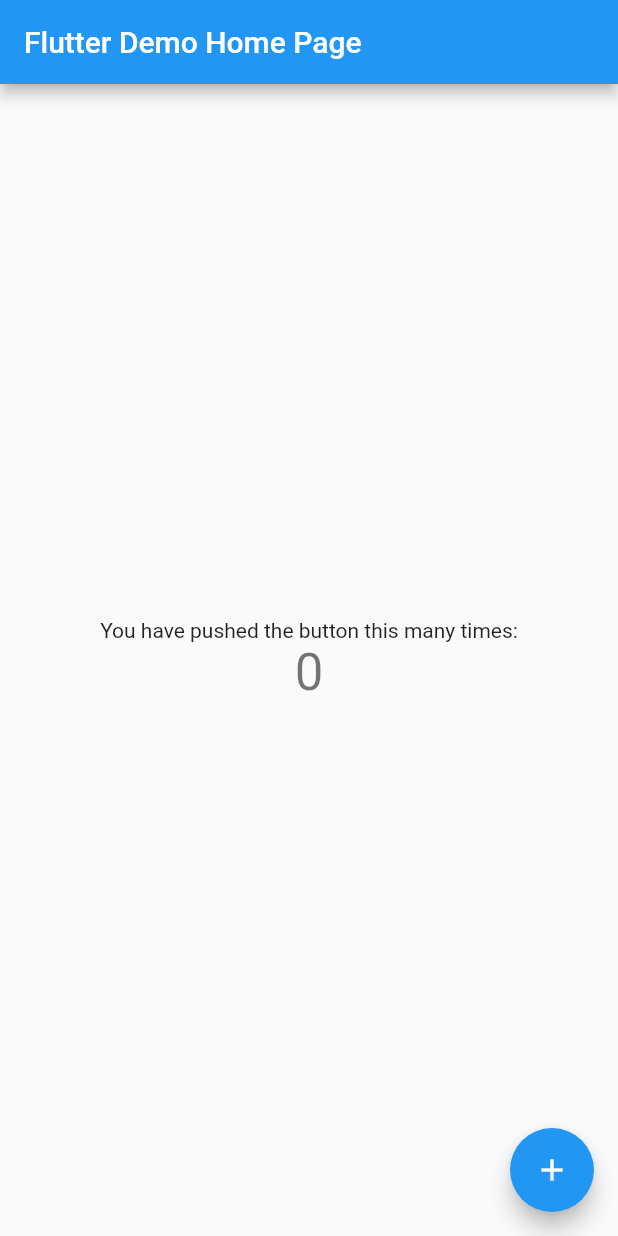
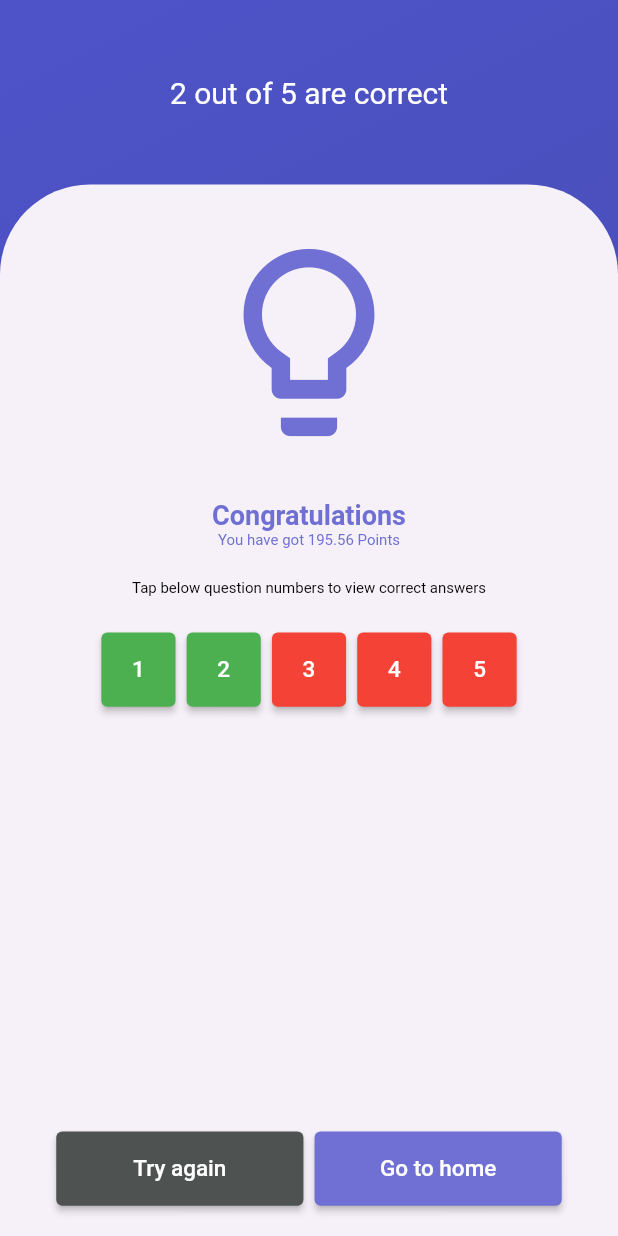
Before and after one commit to shalabycr7/quizzy_land, a Flutter app: the screen it shows after launch, on a phone screen of 412 x 824 dp. Run offline on Flutter 3.47's test engine with Material 2 defaults, Android fonts, the light colour scheme and no system bars.

Commit message:
review screen

```diff
--- /dev/null
+++ b/lib/gradient_decoration.dart
@@ -0,0 +1,12 @@
+import 'package:flutter/material.dart';
+
+BoxDecoration blueGradient = const BoxDecoration(
+  gradient: LinearGradient(
+    begin: Alignment.topLeft,
+    end: Alignment.bottomRight,
+    colors: [
+      Color.fromARGB(255, 78, 84, 200),
+      Color.fromARGB(255, 67, 72, 169),
+    ],
+  ),
+);
--- a/lib/main.dart
+++ b/lib/main.dart
@@ -1,115 +1,19 @@
 import 'package:flutter/material.dart';
+import 'package:flutter_application_33/screen/reviewscreen.dart';
 
 void main() {
-  runApp(const MyApp());
+  runApp(const myapp());
 }
 
-class MyApp extends StatelessWidget {
-  const MyApp({super.key});
+// ignore: depend_on_referenced_packages
 
-  // This widget is the root of your application.
+class myapp extends StatelessWidget {
+  const myapp({super.key});
+
   @override
   Widget build(BuildContext context) {
     return MaterialApp(
-      title: 'Flutter Demo',
-      theme: ThemeData(
-        // This is the theme of your application.
-        //
-        // Try running your application with "flutter run". You'll see the
-        // application has a blue toolbar. Then, without quitting the app, try
-        // changing the primarySwatch below to Colors.green and then invoke
-        // "hot reload" (press "r" in the console where you ran "flutter run",
-        // or simply save your changes to "hot reload" in a Flutter IDE).
-        // Notice that the counter didn't reset back to zero; the application
-        // is not restarted.
-        primarySwatch: Colors.blue,
-      ),
-      home: const MyHomePage(title: 'Flutter Demo Home Page'),
+      home: ReviewScreen(),
     );
   }
 }
-
-class MyHomePage extends StatefulWidget {
-  const MyHomePage({super.key, required this.title});
-
-  // This widget is the home page of your application. It is stateful, meaning
-  // that it has a State object (defined below) that contains fields that affect
-  // how it looks.
-
-  // This class is the configuration for the state. It holds the values (in this
-  // case the title) provided by the parent (in this case the App widget) and
-  // used by the build method of the State. Fields in a Widget subclass are
-  // always marked "final".
-
-  final String title;
-
-  @override
-  State<MyHomePage> createState() => _MyHomePageState();
-}
-
-class _MyHomePageState extends State<MyHomePage> {
-  int _counter = 0;
-
-  void _incrementCounter() {
-    setState(() {
-      // This call to setState tells the Flutter framework that something has
-      // changed in this State, which causes it to rerun the build method below
-      // so that the display can reflect the updated values. If we changed
-      // _counter without calling setState(), then the build method would not be
-      // called again, and so nothing would appear to happen.
-      _counter++;
-    });
-  }
-
-  @override
-  Widget build(BuildContext context) {
-    // This method is rerun every time setState is called, for instance as done
-    // by the _incrementCounter method above.
-    //
-    // The Flutter framework has been optimized to make rerunning build methods
-    // fast, so that you can just rebuild anything that needs updating rather
-    // than having to individually change instances of widgets.
-    return Scaffold(
-      appBar: AppBar(
-        // Here we take the value from the MyHomePage object that was created by
-        // the App.build method, and use it to set our appbar title.
-        title: Text(widget.title),
-      ),
-      body: Center(
-        // Center is a layout widget. It takes a single child and positions it
-        // in the middle of the parent.
-        child: Column(
-          // Column is also a layout widget. It takes a list of children and
-          // arranges them vertically. By default, it sizes itself to fit its
-          // children horizontally, and tries to be as tall as its parent.
-          //
-          // Invoke "debug painting" (press "p" in the console, choose the
-          // "Toggle Debug Paint" action from the Flutter Inspector in Android
-          // Studio, or the "Toggle Debug Paint" command in Visual Studio Code)
-          // to see the wireframe for each widget.
-          //
-          // Column has various properties to control how it sizes itself and
-          // how it positions its children. Here we use mainAxisAlignment to
-          // center the children vertically; the main axis here is the vertical
-          // axis because Columns are vertical (the cross axis would be
-          // horizontal).
-          mainAxisAlignment: MainAxisAlignment.center,
-          children: <Widget>[
-            const Text(
-              'You have pushed the button this many times:',
-            ),
-            Text(
-              '$_counter',
-              style: Theme.of(context).textTheme.headlineMedium,
-            ),
-          ],
-        ),
-      ),
-      floatingActionButton: FloatingActionButton(
-        onPressed: _incrementCounter,
-        tooltip: 'Increment',
-        child: const Icon(Icons.add),
-      ), // This trailing comma makes auto-formatting nicer for build methods.
-    );
-  }
-}
--- /dev/null
+++ b/lib/screen/reviewscreen.dart
@@ -0,0 +1,277 @@
+import 'package:flutter/material.dart';
+
+class ReviewScreen extends StatelessWidget {
+  const ReviewScreen({super.key});
+
+  @override
+  Widget build(BuildContext context) {
+    // TODO: implement build
+    return SafeArea(
+        child: Scaffold(
+            body: Container(
+                decoration: BoxDecoration(
+                  gradient: LinearGradient(
+                    begin: Alignment.topLeft,
+                    end: Alignment.bottomRight,
+                    colors: [
+                      Color.fromARGB(255, 78, 84, 200),
+                      Color.fromARGB(255, 67, 72, 169),
+                    ],
+                  ),
+                ),
+                child: Column(
+                  children: [
+                    Padding(
+                      padding: EdgeInsets.all(50),
+                      child: Text(
+                        '2 out of 5 are correct',
+                        style: TextStyle(color: Colors.white, fontSize: 20),
+                      ),
+                    ),
+                    Expanded(
+                        child: Container(
+                      height: MediaQuery.of(context).size.height * 4 / 5,
+                      decoration: const BoxDecoration(
+                          color: Color.fromRGBO(246, 241, 248, 1),
+                          borderRadius: BorderRadius.only(
+                              topLeft: Radius.circular(60),
+                              topRight: Radius.circular(60))),
+                      width: MediaQuery.of(context).size.width,
+                      child: Column(children: <Widget>[
+                        Padding(
+                          padding: EdgeInsets.all(30),
+                          child: Icon(
+                            Icons.lightbulb_outline_rounded,
+                            size: 150,
+                            color: Color.fromARGB(255, 112, 112, 212),
+                          ),
+                        ),
+                        Text(
+                          'Congratulations',
+                          style: TextStyle(
+                              color: Color.fromARGB(255, 112, 112, 212),
+                              fontSize: 18,
+                              fontWeight: FontWeight.bold),
+                        ),
+                        Text(
+                          'You have got 195.56 Points',
+                          style: TextStyle(
+                              color: Color.fromARGB(255, 112, 112, 212),
+                              fontSize: 10),
+                        ),
+                        const SizedBox(height: 20),
+                        Text(
+                          'Tap below question numbers to view correct answers',
+                          style: TextStyle(
+                              color: Color.fromARGB(255, 0, 0, 0),
+                              fontSize: 10),
+                        ),
+                        const SizedBox(height: 20),
+                        Row(
+                            mainAxisAlignment: MainAxisAlignment.center,
+                            children: [
+                              Padding(
+                                padding: EdgeInsets.all(
+                                    MediaQuery.of(context).size.width * .009),
+                                child: ElevatedButton(
+                                    style: ButtonStyle(
+                                      minimumSize: MaterialStatePropertyAll(
+                                          Size(
+                                              MediaQuery.of(context)
+                                                      .size
+                                                      .width *
+                                                  .12,
+                                              MediaQuery.of(context)
+                                                      .size
+                                                      .width *
+                                                  .12)),
+                                      backgroundColor:
+                                          MaterialStateProperty.all(
+                                              Colors.green),
+                                    ),
+                                    onPressed: () {},
+                                    child: const Text(
+                                      "1",
+                                      style: TextStyle(
+                                        fontSize: 15,
+                                      ),
+                                    )),
+                              ),
+                              Padding(
+                                padding: EdgeInsets.all(
+                                    MediaQuery.of(context).size.width * .009),
+                                child: ElevatedButton(
+                                    style: ButtonStyle(
+                                      minimumSize: MaterialStatePropertyAll(
+                                          Size(
+                                              MediaQuery.of(context)
+                                                      .size
+                                                      .width *
+                                                  .12,
+                                              MediaQuery.of(context)
+                                                      .size
+                                                      .width *
+                                                  .12)),
+                                      backgroundColor:
+                                          MaterialStateProperty.all(
+                                              Colors.green),
+                                    ),
+                                    onPressed: () {},
+                                    child: const Text(
+                                      "2",
+                                      style: TextStyle(
+                                        fontSize: 15,
+                                      ),
+                                    )),
+                              ),
+                              Padding(
+                                padding: EdgeInsets.all(
+                                    MediaQuery.of(context).size.width * .009),
+                                child: ElevatedButton(
+                                    style: ButtonStyle(
+                                      minimumSize: MaterialStatePropertyAll(
+                                          Size(
+                                              MediaQuery.of(context)
+                                                      .size
+                                                      .width *
+                                                  .12,
+                                              MediaQuery.of(context)
+                                                      .size
+                                                      .width *
+                                                  .12)),
+                                      backgroundColor:
+                                          MaterialStateProperty.all(Colors.red),
+                                    ),
+                                    onPressed: () {},
+                                    child: const Text(
+                                      "3",
+                                      style: TextStyle(
+                                        fontSize: 15,
+                                      ),
+                                    )),
+                              ),
+                              Padding(
+                                padding: EdgeInsets.all(
+                                    MediaQuery.of(context).size.width * .009),
+                                child: ElevatedButton(
+                                    style: ButtonStyle(
+                                      minimumSize: MaterialStatePropertyAll(
+                                          Size(
+                                              MediaQuery.of(context)
+                                                      .size
+                                                      .width *
+                                                  .12,
+                                              MediaQuery.of(context)
+                                                      .size
+                                                      .width *
+                                                  .12)),
+                                      backgroundColor:
+                                          MaterialStateProperty.all(Colors.red),
+                                    ),
+                                    onPressed: () {},
+                                    child: const Text(
+                                      "4",
+                                      style: TextStyle(
+                                        fontSize: 15,
+                                      ),
+                                    )),
+                              ),
+                              Padding(
+                                padding: EdgeInsets.all(
+                                    MediaQuery.of(context).size.width * .009),
+                                child: ElevatedButton(
+                                    style: ButtonStyle(
+                                      minimumSize: MaterialStatePropertyAll(
+                                          Size(
+                                              MediaQuery.of(context)
+                                                      .size
+                                                      .width *
+                                                  .12,
+                                              MediaQuery.of(context)
+                                                      .size
+                                                      .width *
+                                                  .12)),
+                                      backgroundColor:
+                                          MaterialStateProperty.all(Colors.red),
+                                    ),
+                                    onPressed: () {},
+                                    child: const Text(
+                                      "5",
+                                      style: TextStyle(
+                                        fontSize: 15,
+                                      ),
+                                    )),
+                              ),
+                            ]),
+                        Spacer(),
+                        Padding(
+                            padding: EdgeInsets.all(
+                                MediaQuery.of(context).size.width * .04),
+                            child: Row(
+                                mainAxisAlignment: MainAxisAlignment.center,
+                                children: [
+                                  Padding(
+                                    padding: EdgeInsets.all(
+                                        MediaQuery.of(context).size.width *
+                                            .009),
+                                    child: ElevatedButton(
+                                        style: ButtonStyle(
+                                          minimumSize: MaterialStatePropertyAll(
+                                              Size(
+                                                  MediaQuery.of(context)
+                                                          .size
+                                                          .width *
+                                                      .4,
+                                                  MediaQuery.of(context)
+                                                          .size
+                                                          .width *
+                                                      .12)),
+                                          backgroundColor:
+                                              MaterialStateProperty.all(
+                                                  Color.fromARGB(
+                                                      255, 78, 83, 82)),
+                                        ),
+                                        onPressed: () {},
+                                        child: const Text(
+                                          "Try again",
+                                          style: TextStyle(
+                                            fontSize: 15,
+                                          ),
+                                        )),
+                                  ),
+                                  Padding(
+                                    padding: EdgeInsets.all(
+                                        MediaQuery.of(context).size.width *
+                                            .009),
+                                    child: ElevatedButton(
+                                        style: ButtonStyle(
+                                          minimumSize: MaterialStatePropertyAll(
+                                              Size(
+                                                  MediaQuery.of(context)
+                                                          .size
+                                                          .width *
+                                                      .4,
+                                                  MediaQuery.of(context)
+                                                          .size
+                                                          .width *
+                                                      .12)),
+                                          backgroundColor:
+                                              MaterialStateProperty.all(
+                                            Color.fromARGB(255, 112, 112, 212),
+                                          ),
+                                        ),
+                                        onPressed: () {},
+                                        child: const Text(
+                                          "Go to home",
+                                          style: TextStyle(
+                                            fontSize: 15,
+                                          ),
+                                        )),
+                                  ),
+                                ]))
+                      ]),
+                    )),
+                  ],
+                ))));
+  }
+}
```
Also changed, not shown: pubspec.yaml (+8 -3 lines), pubspec.lock, 10 other files.
